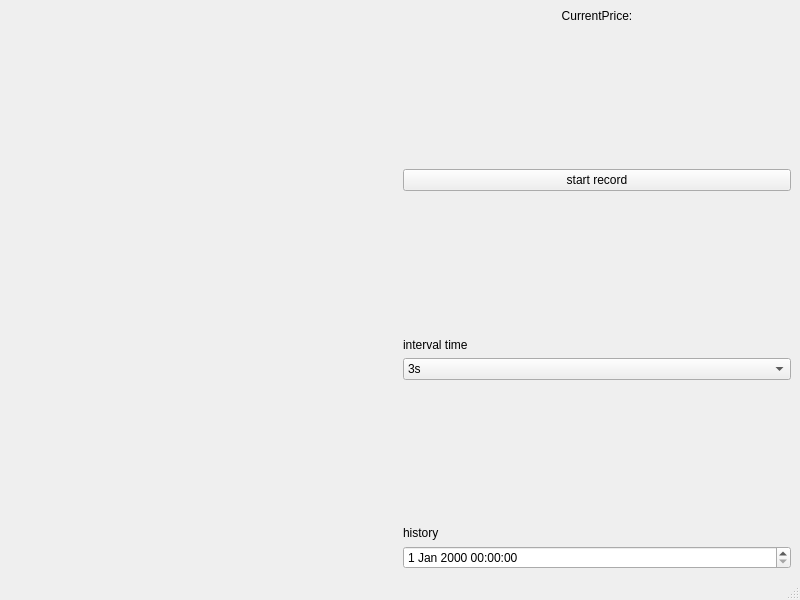
Qt form mainwindow.ui (Zqiangqiang/Real-Time-Price) before a commit.
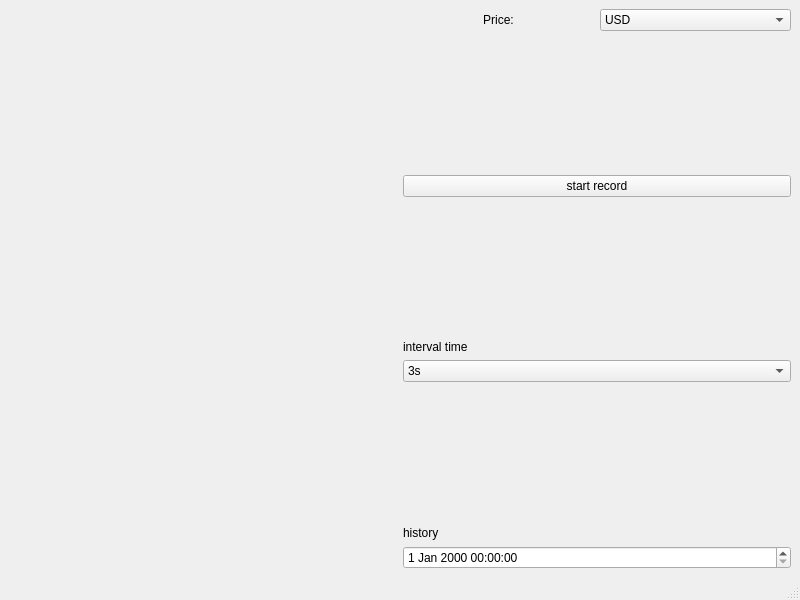
The same form after that commit. Custom widgets are drawn as their Qt base class.

Commit message: add exhcange rate

Diff of the .ui file:
```diff
--- a/mainwindow.ui
+++ b/mainwindow.ui
@@ -14,21 +14,44 @@
    <string>MainWindow</string>
   </property>
   <widget class="QWidget" name="centralwidget">
-   <layout class="QHBoxLayout" name="horizontalLayout">
+   <layout class="QHBoxLayout" name="horizontalLayout_3">
     <item>
      <widget class="QChartView" name="chartWidget" native="true"/>
     </item>
     <item>
      <layout class="QVBoxLayout" name="verticalLayout">
       <item>
+       <layout class="QHBoxLayout" name="horizontalLayout">
+        <item>
        <widget class="QLabel" name="realtimePriceLabel">
         <property name="text">
-         <string>CurrentPrice:</string>
+           <string>Price:</string>
         </property>
         <property name="alignment">
          <set>Qt::AlignmentFlag::AlignCenter</set>
         </property>
        </widget>
+        </item>
+        <item>
+         <widget class="QComboBox" name="rateCombox">
+          <item>
+           <property name="text">
+            <string>USD </string>
+           </property>
+          </item>
+          <item>
+           <property name="text">
+            <string>HKD</string>
+           </property>
+          </item>
+          <item>
+           <property name="text">
+            <string>CNY</string>
+           </property>
+          </item>
+         </widget>
+        </item>
+       </layout>
       </item>
       <item>
        <spacer name="verticalSpacer_3">
```
Lines whose indentation alone changed are shown as unchanged. The commit also changes 7 other files.
